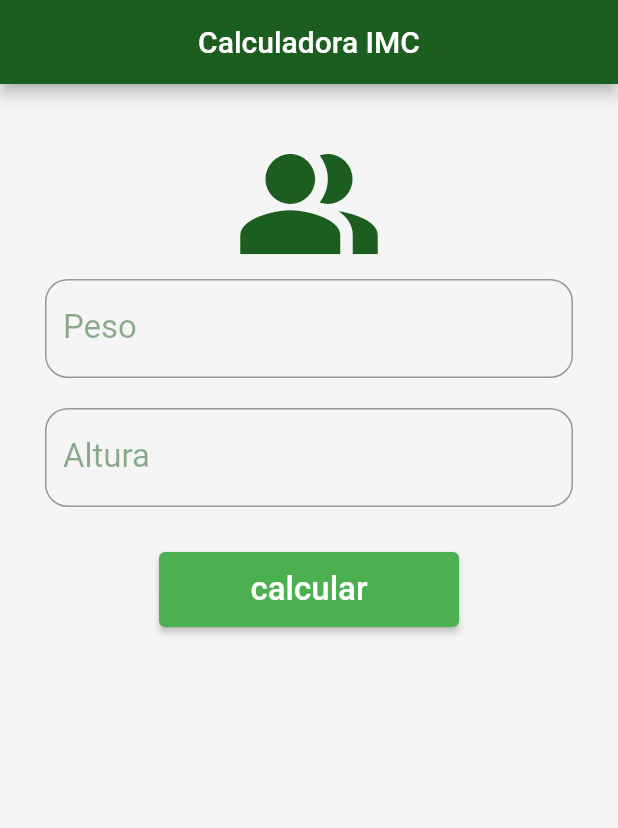
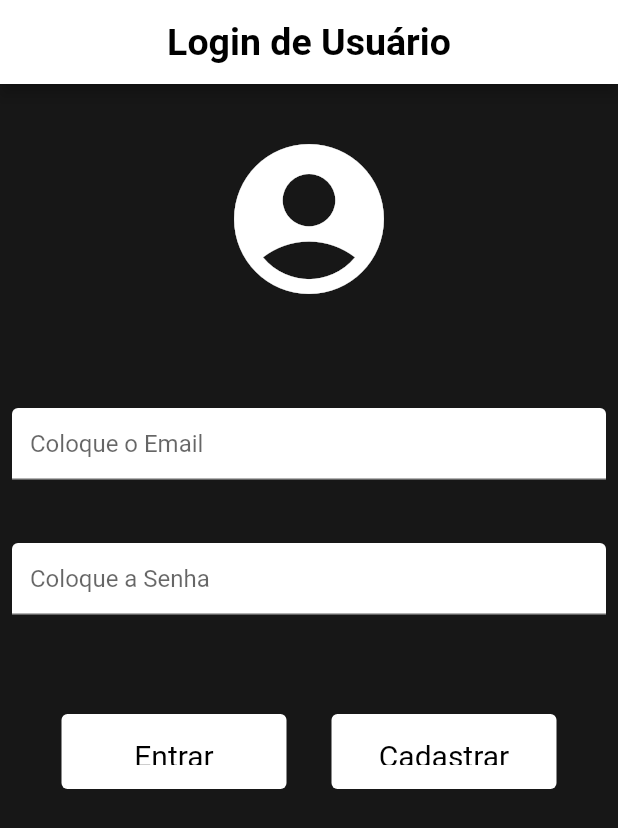
Before and after one commit to B0yEditi0n/projetoMae, a Flutter app: the screen it shows after launch, on a phone screen of 412 x 824 dp. Shown: the top 828 px of the screen. Run offline on Flutter 3.47's test engine with Material 2 defaults, Android fonts, the phone set to English and light mode, and no system bars; missing offline and left inert: dart:js.

Commit message:
Modo de navegação adicionado, 2 telas inseridas

```diff
--- /dev/null
+++ b/flutter_application_1/lib/TelaLogin.dart
@@ -0,0 +1,112 @@
+import 'package:flutter/material.dart';
+
+import 'libary_funcão.dart';
+
+class loginTela extends StatefulWidget {
+  @override
+  State<loginTela> createState() => _loginTelaEstado();
+}
+
+class _loginTelaEstado extends State<loginTela> {
+  var txtEmail = TextEditingController();
+  var txtSenha = TextEditingController();
+  @override
+  //Isso é estável
+  Widget build(BuildContext context) {
+    //Aqui Está o Widgets do APP
+    return Scaffold(
+      //BARRA DE MENU
+      backgroundColor: const Color.fromRGBO(23, 23, 23, 1),
+      appBar: barraMenuWidget("Login de Usuário", true, null),
+
+      //CORPO PRINCIPAL
+      body: Column(
+        children: <Widget>[
+          //Epaço
+          const SizedBox(height: 30),
+
+          //Icone de Usuário
+          const Icon(
+            Icons.account_circle,
+            color: Colors.white,
+            size: 120,
+          ),
+
+          const SizedBox(height: 50),
+
+          //Entrda do Email
+          Padding(
+            padding: const EdgeInsets.symmetric(horizontal: 8, vertical: 16),
+            child: TextFormField(
+              decoration: const InputDecoration(
+                filled: true,
+                fillColor: Colors.white,
+                hintText: "Coloque o Email",
+              ),
+            ),
+          ),
+
+          //Espaço
+          const SizedBox(height: 10),
+
+          //Entrada da Senha
+          Padding(
+            padding: const EdgeInsets.symmetric(horizontal: 8, vertical: 16),
+            child: TextFormField(
+              obscureText: true,
+              decoration: const InputDecoration(
+                filled: true,
+                fillColor: Colors.white,
+                hintText: "Coloque a Senha",
+              ),
+            ),
+          ),
+
+          //Espaço
+          const SizedBox(height: 50),
+
+          //Botão de Entrar e Cadastrar
+          Row(
+            mainAxisAlignment: MainAxisAlignment.center,
+            children: [
+              SizedBox(
+                height: 50,
+                width: 150,
+                child: TextButton(
+                    style: TextButton.styleFrom(
+                      padding: const EdgeInsets.all(16.0),
+                      primary: Colors.black,
+                      backgroundColor: Colors.white,
+                      textStyle: const TextStyle(fontSize: 20),
+                    ),
+                    onPressed: () {},
+                    child: const Text("Entrar")),
+              ),
+
+              //Size Box é apenas para dar Espaço
+              const SizedBox(width: 30),
+
+              //Envolver um botão dentro de uma size box permite escolher
+              // o tamanho do botão
+              SizedBox(
+                height: 50,
+                width: 150,
+                child: TextButton(
+                    style: TextButton.styleFrom(
+                      padding: const EdgeInsets.all(16.0),
+                      primary: Colors.black,
+                      backgroundColor: Colors.white,
+                      textStyle: const TextStyle(fontSize: 20),
+                    ),
+                    onPressed: () {
+                      Navigator.pushNamed(context, '/cadastroTela');
+                    },
+                    child: const Text("Cadastrar")),
+              ),
+            ],
+          )
+        ],
+      ),
+    );
+  }
+}
--- /dev/null
+++ b/flutter_application_1/lib/libary_funcão.dart
@@ -0,0 +1,55 @@
+import 'main.dart';
+
+import 'package:flutter/material.dart';
+
+//FUNÇÕES DA APLICAÇÃO
+widgetDialogo(msgExter, msgInter, escondido) {
+  return TextFormField(
+      obscureText: true,
+      decoration: InputDecoration(
+        hintText: msgInter,
+        label: msgExter,
+      ));
+}
+
+//BARAR PRINCIPAL
+
+barraMenuWidget(titulo, voltar, contexto) {
+  if (voltar == true) {
+    return AppBar(
+      backgroundColor: Colors.white,
+      actions: [
+        IconButton(
+          icon: const Icon(
+            Icons.arrow_back,
+          ),
+          onPressed: () {
+            Navigator.pop(contexto);
+          },
+        )
+      ],
+      title: Text(
+        titulo,
+        style: const TextStyle(
+          fontSize: 25,
+          color: Colors.black,
+          fontWeight: FontWeight.bold,
+        ),
+      ),
+      centerTitle: true,
+    );
+  } else {
+    return AppBar(
+      backgroundColor: Colors.white,
+      title: Text(
+        titulo,
+        style: const TextStyle(
+          fontSize: 25,
+          color: Colors.black,
+          fontWeight: FontWeight.bold,
+        ),
+      ),
+      centerTitle: true,
+    );
+  }
+}
--- a/flutter_application_1/lib/main.dart
+++ b/flutter_application_1/lib/main.dart
@@ -1,161 +1,26 @@
-import 'dart:math';
+import 'dart:js';
 
 import 'package:flutter/material.dart';
 
+//Telas separadas
+import 'TelaLogin.dart';
+import 'TelaCadastro.dart';
+import 'libary_funcão.dart';
+import 'TelaPrincipal.dart';
+
+//Função de inicial de chamada feito em dart
 void main() {
-  runApp(
-    MaterialApp(
-      debugShowCheckedModeBanner: false,
-      title: 'IMC',
-      home: TelaPrincipal(),
-    ),
-  );
+  runApp(MaterialApp(
+    title: "Tela de Login",
+    debugShowCheckedModeBanner: false,
+
+    initialRoute: '/loginTela',
+    routes: {
+      '/loginTela': (context) => loginTela(),
+      '/cadastroTela': (context) => const TelaCadastro(),
+      '/telaPrincipal': (context) => const TelaPrincipal(),
+    },
+
+    //home: loginTela(),
+  ));
 }
-
-//
-// TELA PRINCIPAL
-// Stateful = stf+TAB
-class TelaPrincipal extends StatefulWidget {
-  const TelaPrincipal({Key? key}) : super(key: key);
-
-  @override
-  State<TelaPrincipal> createState() => _TelaPrincipalState();
-}
-
-class _TelaPrincipalState extends State<TelaPrincipal> {
-
-  //Declaração de atributos que serão utilizados
-  //para receber os dados que o usuário digitar
-  //no campo de texto
-  var txtPeso = TextEditingController();
-  var txtAltura = TextEditingController();
-
-
-
-
-  @override
-  Widget build(BuildContext context) {
-    return Scaffold(
-      //BARRA TÍTULO
-      appBar: AppBar(
-        title: const Text('Calculadora IMC'),
-        centerTitle: true,
-        backgroundColor: Colors.green.shade900,
-      ),
-      backgroundColor: Colors.grey.shade100,
-      //BODY
-      body: SingleChildScrollView(
-        child: Center(
-          child: Padding(
-            padding: const EdgeInsets.all(30.0),
-            child: Column(
-              children:  [
-                const Icon(
-                  Icons.people_alt,
-                  size: 100,
-                  color: Color.fromRGBO(27, 94, 32, 1),
-                ),
-                //
-                campoTexto('Peso', txtPeso),
-                const SizedBox(height: 20,),
-                //
-                campoTexto('Altura', txtAltura),
-                const SizedBox(height:30,),
-                //
-                botao('calcular'),
-              ],
-            ),
-          ),
-        ),
-      ),
-    );
-  }
-
-  //
-  // CAMPO DE TEXTO
-  //
-  campoTexto(rotulo, variavel){
-
-    return TextFormField(
-      //associar a variável que receberá o valor
-      //digitado no campo de texto
-      controller: variavel,
-
-      decoration: InputDecoration(
-        labelText: rotulo,
-        labelStyle: const TextStyle(
-          fontSize: 22,
-          color: Color.fromRGBO(27, 94, 32, 0.5),
-        ),
-
-        hintText: 'Informe o valor',
-        hintStyle: const TextStyle(
-          fontSize: 22,
-          color: Color.fromRGBO(27, 94, 32, 0.5),
-        ),
-
-        border: OutlineInputBorder(
-          borderRadius: BorderRadius.circular(15),
-        ),
-
-      ),
-    );
-
-  }
-
-  /*
-  BOTÃO
-  */
-  botao(rotulo){
-    return SizedBox(
-      width: 200,
-      height: 50,
-      child: ElevatedButton(
-        //EVento que o ocorerrá quando o usuário adicionar
-        //o botão
-        onPressed: (){
-        //o que acontece quando o usário aperta o botão é definido
-        //aqui
-          //recuperar os dados informados pelo usuário
-          setState(() { /*Usado para manipular informações
-          Enviar e receber informações*/
-            double p = double.parse(txtPeso.text.replaceFirst(',','.'));
-            double a = double.parse(txtAltura.text.replaceFirst(',','.'));
-            //parse é uma conversão de um tipo para outro
-            double i = p/pow(a,2);
-
-            caixaDialogo('o valor do IMC é ${i.toStringAsFixed(2)}');
-            //$ siginifica que você exibirá o valor de uma viável
-          });
-        },
-        child: Text(
-          rotulo,
-          style: const TextStyle(fontSize: 22),
-          ),
-          style: ElevatedButton.styleFrom(
-            primary: Colors.green,
-          ),
-      ),
-    );
-  }
-  /*
-  CAIXA DE DIÁLOGO
-  */
-  caixaDialogo(msg){
-    return showDialog(
-      context: context,
-      builder: (BuildContext context){
-        return AlertDialog(
-          content: Text(msg),
-          actions: [
-            TextButton(onPressed: (){Navigator.of(context).pop();
-            },
-            child:  const Text('fechar')
-            )
-          ],
-        );
-      },
-      );
-  }
-
-}
```
Also changed, not shown: flutter_application_1/lib/TelaCadastro.dart (added, +34 -0 lines), flutter_application_1/lib/TelaPrincipal.dart (added, +17 -0 lines), flutter_application_1/lib/main copy.dart (added, +151 -0 lines).
